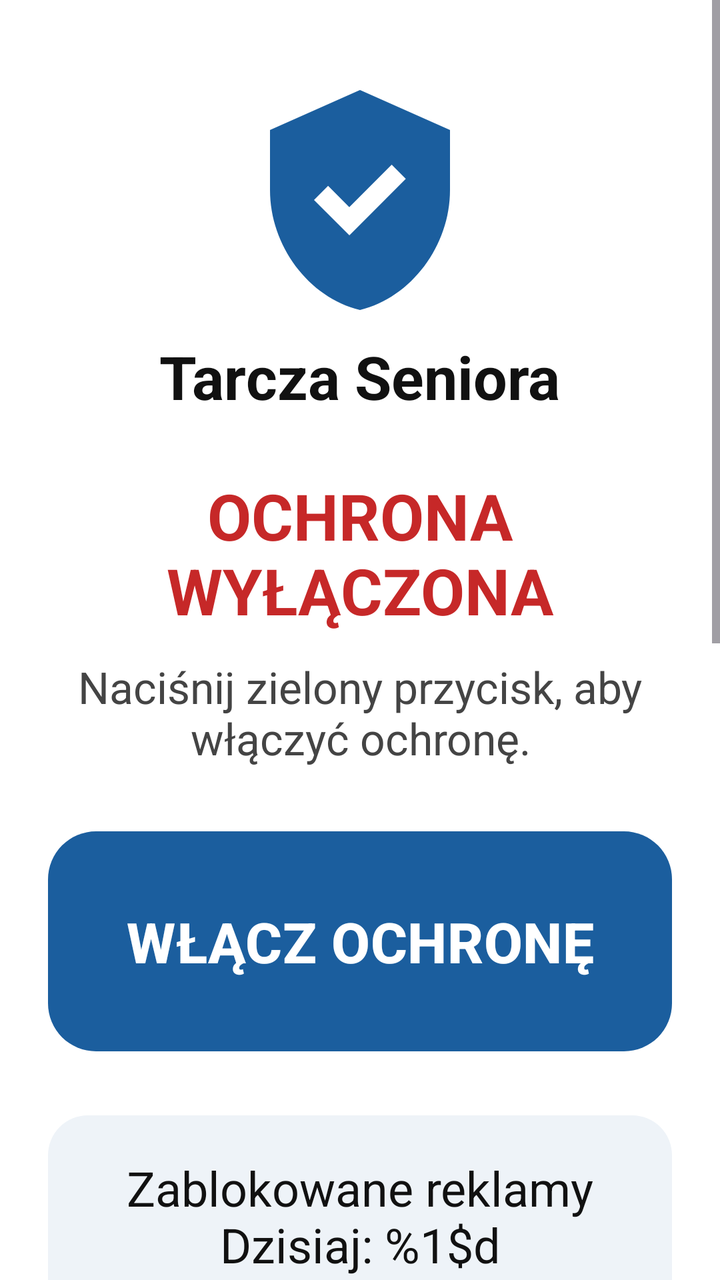
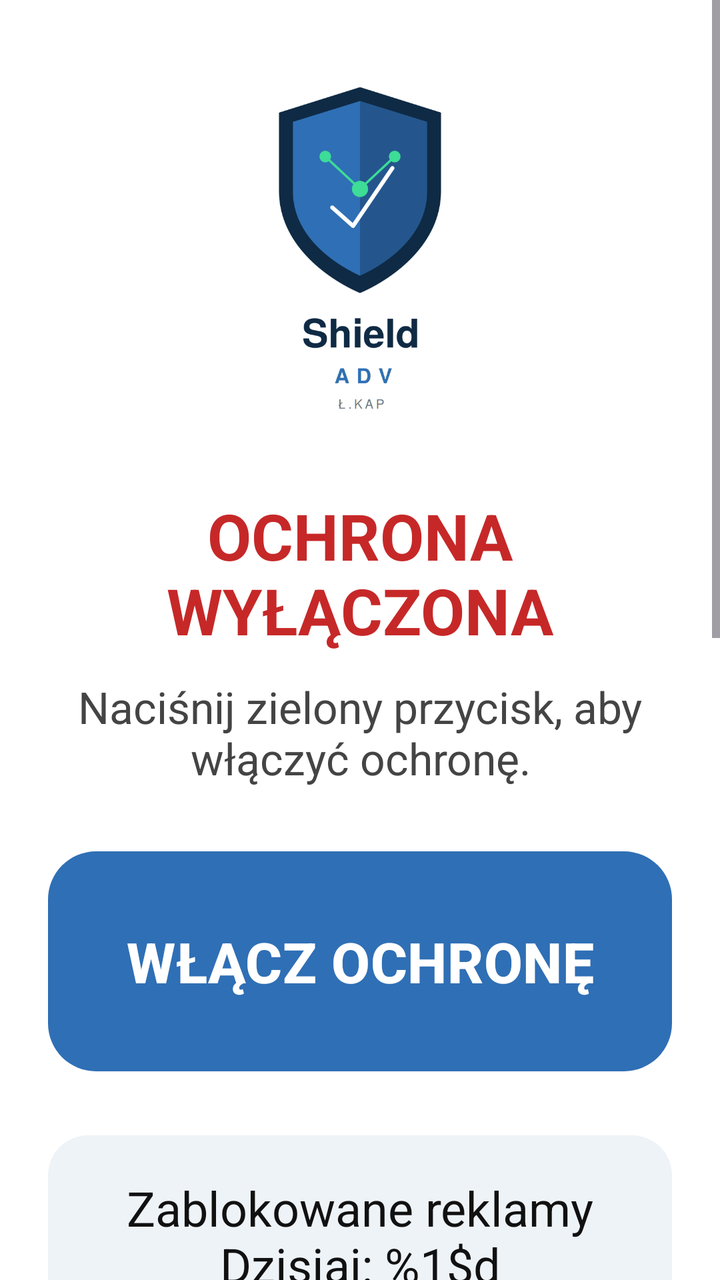

An Android layout rendered at two revisions. The XML below is the earlier revision; the diff shows what the commit changed to produce the second picture.
<!-- AndroidManifest.xml: application theme Theme.TarczaSeniora -->
<!-- res/layout/activity_main.xml -->
<?xml version="1.0" encoding="utf-8"?>
<ScrollView xmlns:android="http://schemas.android.com/apk/res/android"
    xmlns:app="http://schemas.android.com/apk/res-auto"
    android:layout_width="match_parent"
    android:layout_height="match_parent"
    android:background="@color/background"
    android:fillViewport="true">

    <LinearLayout
        android:layout_width="match_parent"
        android:layout_height="wrap_content"
        android:gravity="center_horizontal"
        android:orientation="vertical"
        android:padding="24dp">

        <ImageView
            android:layout_width="120dp"
            android:layout_height="120dp"
            android:layout_marginTop="16dp"
            android:contentDescription="@string/app_name"
            android:src="@drawable/ic_shield"
            app:tint="@color/shield" />

        <TextView
            android:layout_width="wrap_content"
            android:layout_height="wrap_content"
            android:layout_marginTop="8dp"
            android:text="@string/app_name"
            android:textColor="@color/text_primary"
            android:textSize="30sp"
            android:textStyle="bold" />

        <TextView
            android:id="@+id/status_text"
            android:layout_width="wrap_content"
            android:layout_height="wrap_content"
            android:layout_marginTop="28dp"
            android:gravity="center"
            android:text="@string/status_off"
            android:textColor="@color/status_off"
            android:textSize="32sp"
            android:textStyle="bold" />

        <TextView
            android:id="@+id/status_hint"
            android:layout_width="match_parent"
            android:layout_height="wrap_content"
            android:layout_marginTop="12dp"
            android:gravity="center"
            android:text="@string/status_off_hint"
            android:textColor="@color/text_secondary"
            android:textSize="22sp" />

        <com.google.android.material.button.MaterialButton
            android:id="@+id/toggle_button"
            android:layout_width="match_parent"
            android:layout_height="wrap_content"
            android:layout_marginTop="32dp"
            android:backgroundTint="@null"
            android:insetTop="0dp"
            android:insetBottom="0dp"
            android:minHeight="110dp"
            android:text="@string/btn_enable"
            android:textColor="@android:color/white"
            android:textSize="28sp"
            android:textStyle="bold"
            app:cornerRadius="24dp" />

        <TextView
            android:id="@+id/counter_text"
            android:layout_width="match_parent"
            android:layout_height="wrap_content"
            android:layout_marginTop="32dp"
            android:background="@drawable/bg_counter"
            android:gravity="center"
            android:padding="20dp"
            android:text="@string/blocked_counter"
            android:textColor="@color/text_primary"
            android:textSize="24sp" />

        <TextView
            android:layout_width="match_parent"
            android:layout_height="wrap_content"
            android:layout_marginTop="32dp"
            android:lineSpacingExtra="6dp"
            android:text="@string/help_text"
            android:textColor="@color/text_secondary"
            android:textSize="20sp" />
    </LinearLayout>
</ScrollView>
<!-- resources referenced by this layout -->
<resources>
  <color name="background">#FFFFFF</color>
  <color name="shield">#1B5E9E</color>
  <color name="status_off">#C62828</color>
  <color name="text_primary">#111111</color>
  <color name="text_secondary">#444444</color>
  <!-- drawable bg_counter (drawable) -->
  <?xml version="1.0" encoding="utf-8"?>
  <shape xmlns:android="http://schemas.android.com/apk/res/android"
      android:shape="rectangle">
      <solid android:color="@color/counter_bg" />
      <corners android:radius="20dp" />
  </shape>
  <!-- drawable ic_shield (drawable) -->
  <?xml version="1.0" encoding="utf-8"?>
  <vector xmlns:android="http://schemas.android.com/apk/res/android"
      android:width="24dp"
      android:height="24dp"
      android:viewportWidth="24"
      android:viewportHeight="24">
      <path
          android:fillColor="#FF000000"
          android:pathData="M12,1L3,5v6c0,5.55 3.84,10.74 9,12 5.16,-1.26 9,-6.45 9,-12V5L12,1zM10.94,15.54L7.4,12l1.41,-1.41 2.12,2.12 4.24,-4.24 1.41,1.41 -5.64,5.66z" />
  </vector>
  <string name="app_name">Tarcza Seniora</string>
  <string name="blocked_counter">Zablokowane reklamy\nDzisiaj: %1$d\nŁącznie: %2$d</string>
  <string name="btn_enable">WŁĄCZ OCHRONĘ</string>
  <string name="help_text">Jak to działa?\n\n• Aplikacja blokuje reklamy w grach i innych aplikacjach na tym telefonie.\n• Chroni też przed stronami, które wyłudzają pieniądze i dane.\n• Po włączeniu u góry ekranu pojawi się mały symbol klucza — to znak, że ochrona działa.\n• Ochrona włącza się sama po ponownym uruchomieniu telefonu.\n\nNic nie trzeba więcej robić. W razie problemów z jakąś aplikacją wystarczy nacisnąć czerwony przycisk, aby na chwilę wyłączyć ochronę.</string>
  <string name="status_off">OCHRONA WYŁĄCZONA</string>
  <string name="status_off_hint">Naciśnij zielony przycisk, aby włączyć ochronę.</string>
  <style name="Theme.TarczaSeniora" parent="Theme.Material3.Light.NoActionBar">
          <item name="android:windowBackground">@color/background</item>
          <item name="colorPrimary">@color/shield</item>
          <item name="android:statusBarColor">@color/shield</item>
      </style>
  <color name="counter_bg">#EEF3F8</color>
</resources>

<!-- the commit's change to res/layout/activity_main.xml (unified diff, before → after) -->
@@ -14,21 +14,12 @@
         android:padding="24dp">
 
         <ImageView
-            android:layout_width="120dp"
-            android:layout_height="120dp"
-            android:layout_marginTop="16dp"
-            android:contentDescription="@string/app_name"
-            android:src="@drawable/ic_shield"
-            app:tint="@color/shield" />
-
-        <TextView
-            android:layout_width="wrap_content"
+            android:layout_width="220dp"
             android:layout_height="wrap_content"
             android:layout_marginTop="8dp"
-            android:text="@string/app_name"
-            android:textColor="@color/text_primary"
-            android:textSize="30sp"
-            android:textStyle="bold" />
+            android:adjustViewBounds="true"
+            android:contentDescription="@string/app_name"
+            android:src="@drawable/logo_shield_adv" />
 
         <TextView
             android:id="@+id/status_text"
<!-- resource entries referenced after the edit -->
@@ -1,7 +1,6 @@
 <!-- resources referenced by this layout -->
 <resources>
   <color name="background">#FFFFFF</color>
-  <color name="shield">#1B5E9E</color>
   <color name="status_off">#C62828</color>
   <color name="text_primary">#111111</color>
   <color name="text_secondary">#444444</color>
@@ -12,17 +11,7 @@
       <solid android:color="@color/counter_bg" />
       <corners android:radius="20dp" />
   </shape>
-  <!-- drawable ic_shield (drawable) -->
-  <?xml version="1.0" encoding="utf-8"?>
-  <vector xmlns:android="http://schemas.android.com/apk/res/android"
-      android:width="24dp"
-      android:height="24dp"
-      android:viewportWidth="24"
-      android:viewportHeight="24">
-      <path
-          android:fillColor="#FF000000"
-          android:pathData="M12,1L3,5v6c0,5.55 3.84,10.74 9,12 5.16,-1.26 9,-6.45 9,-12V5L12,1zM10.94,15.54L7.4,12l1.41,-1.41 2.12,2.12 4.24,-4.24 1.41,1.41 -5.64,5.66z" />
-  </vector>
+  <!-- drawable logo_shield_adv: png bitmap (drawable-nodpi, 42635 bytes) -->
   <string name="app_name">Tarcza Seniora</string>
   <string name="blocked_counter">Zablokowane reklamy\nDzisiaj: %1$d\nŁącznie: %2$d</string>
   <string name="btn_enable">WŁĄCZ OCHRONĘ</string>
@@ -32,8 +21,10 @@
   <style name="Theme.TarczaSeniora" parent="Theme.Material3.Light.NoActionBar">
           <item name="android:windowBackground">@color/background</item>
           <item name="colorPrimary">@color/shield</item>
-          <item name="android:statusBarColor">@color/shield</item>
+          <item name="android:statusBarColor">@color/navy</item>
       </style>
   <color name="counter_bg">#EEF3F8</color>
+  <color name="shield">#2F6FB5</color>
+  <color name="navy">#0F2A44</color>
 </resources>
 
